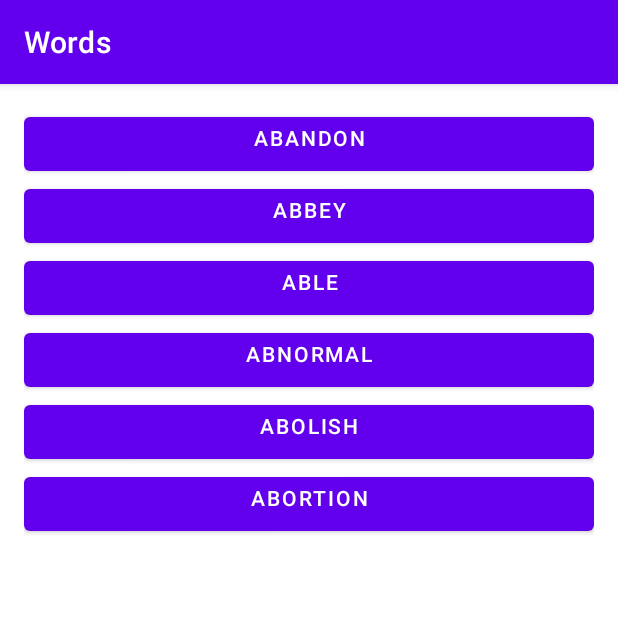
After one commit to gogamid/simple-dictionary, an Android app: the WordsActivity screen opened directly, with no data from a screen before it, on a phone screen of 412 x 824 dp, the top half of it. The commit adds this screen. Run offline under Robolectric (Android 15) with nearby library versions, the phone set to English and light mode, and no system bars.

Commit message:
feat: clicking on letter opens words activity with words in recycler view

```diff
--- a/app/src/main/AndroidManifest.xml
+++ b/app/src/main/AndroidManifest.xml
@@ -10,7 +10,10 @@
         android:supportsRtl="true"
         android:theme="@style/Theme.Words">
         <activity
-            android:name=".MainActivity"
+            android:name=".WordsActivity"
+            android:exported="false" />
+        <activity
+            android:name=".LettersActivity"
             android:exported="true">
             <intent-filter>
                 <action android:name="android.intent.action.MAIN" />
--- a/app/src/main/java/com/example/words/MainActivity.kt
+++ b/app/src/main/java/com/example/words/LettersActivity.kt
@@ -6,10 +6,10 @@ import androidx.recyclerview.widget.RecyclerView
 import com.example.words.adapter.LetterAdapter
 import com.example.words.data.Datasource
 
-class MainActivity : AppCompatActivity() {
+class LettersActivity : AppCompatActivity() {
   override fun onCreate(savedInstanceState: Bundle?) {
     super.onCreate(savedInstanceState)
-    setContentView(R.layout.activity_main)
+    setContentView(R.layout.activity_letters)
 
     val myDataset = Datasource().loadLetters()
     val recyclerView = findViewById<RecyclerView>(R.id.recycler_view)
--- /dev/null
+++ b/app/src/main/java/com/example/words/WordsActivity.kt
@@ -0,0 +1,22 @@
+package com.example.words
+
+import androidx.appcompat.app.AppCompatActivity
+import android.os.Bundle
+import android.util.Log
+import androidx.recyclerview.widget.RecyclerView
+import com.example.words.adapter.LetterAdapter
+import com.example.words.adapter.WordAdapter
+import com.example.words.data.Datasource
+
+class WordsActivity : AppCompatActivity() {
+  override fun onCreate(savedInstanceState: Bundle?) {
+    super.onCreate(savedInstanceState)
+    setContentView(R.layout.activity_words)
+
+    val letterId = intent?.extras?.getChar("letter")
+    val myDataset = Datasource().loadWords(letterId ?: 'a')
+    val recyclerView = findViewById<RecyclerView>(R.id.words_recycler_view)
+    recyclerView.adapter = WordAdapter(this, myDataset)
+    recyclerView.setHasFixedSize(true)
+  }
+}
--- a/app/src/main/java/com/example/words/adapter/LetterAdapter.kt
+++ b/app/src/main/java/com/example/words/adapter/LetterAdapter.kt
@@ -1,12 +1,14 @@
 package com.example.words.adapter
 
 import android.content.Context
+import android.content.Intent
 import android.view.LayoutInflater
 import android.view.View
 import android.view.ViewGroup
 import android.widget.Button
 import androidx.recyclerview.widget.RecyclerView
 import com.example.words.R
+import com.example.words.WordsActivity
 
 class LetterAdapter(
   private val context: Context,
@@ -26,6 +28,11 @@ class LetterAdapter(
   override fun onBindViewHolder(holder: LetterViewHolder, position: Int) {
     val item = dataset[position]
     holder.button.text = item.toString()
+    holder.button.setOnClickListener {
+      val intent = Intent(context, WordsActivity::class.java)
+      intent.putExtra("letter", holder.button.text[0])
+      context.startActivity(intent)
+    }
   }
 
   override fun getItemCount(): Int = dataset.size
--- /dev/null
+++ b/app/src/main/java/com/example/words/adapter/WordAdapter.kt
@@ -0,0 +1,31 @@
+package com.example.words.adapter
+
+import android.content.Context
+import android.view.LayoutInflater
+import android.view.View
+import android.view.ViewGroup
+import android.widget.Button
+import androidx.recyclerview.widget.RecyclerView
+import com.example.words.R
+
+class WordAdapter(
+  private val context: Context,
+  private val dataset: List<String>
+) : RecyclerView.Adapter<WordAdapter.WordViewHolder>() {
+
+  class WordViewHolder(view: View) : RecyclerView.ViewHolder(view) {
+    val button: Button = view.findViewById(R.id.word_button)
+  }
+
+  override fun onCreateViewHolder(parent: ViewGroup, viewType: Int): WordViewHolder {
+    val adapterLayout =
+      LayoutInflater.from(parent.context).inflate(R.layout.word_item, parent, false)
+    return WordViewHolder(adapterLayout)
+  }
+
+  override fun onBindViewHolder(holder: WordViewHolder, position: Int) {
+    holder.button.text = dataset[position]
+  }
+
+  override fun getItemCount(): Int = dataset.size
+}
--- a/app/src/main/java/com/example/words/data/Datasource.kt
+++ b/app/src/main/java/com/example/words/data/Datasource.kt
@@ -1,11 +1,144 @@
 package com.example.words.data
 
 class Datasource {
+  val words = "abandon\n" +
+      "abbey\n" +
+      "able\n" +
+      "abnormal\n" +
+      "abolish\n" +
+      "abortion\n" +
+      "baby\n" +
+      "back\n" +
+      "background\n" +
+      "bacon\n" +
+      "bad\n" +
+      "bag\n" +
+      "cabin\n" +
+      "cabinet\n" +
+      "cable\n" +
+      "cafe\n" +
+      "cage\n" +
+      "cake\n" +
+      "dairy\n" +
+      "damage\n" +
+      "damn\n" +
+      "dance\n" +
+      "danger\n" +
+      "dangerous\n" +
+      "eagle\n" +
+      "ear\n" +
+      "earthquake\n" +
+      "east\n" +
+      "easy\n" +
+      "eat\n" +
+      "fabricate\n" +
+      "facade\n" +
+      "face\n" +
+      "facility\n" +
+      "factor\n" +
+      "gaffe\n" +
+      "gain\n" +
+      "galaxy\n" +
+      "gallery\n" +
+      "gallon\n" +
+      "game\n" +
+      "habit\n" +
+      "habitat\n" +
+      "hair\n" +
+      "haircut\n" +
+      "half\n" +
+      "hall\n" +
+      "ice\n" +
+      "ice cream\n" +
+      "idea\n" +
+      "ideal\n" +
+      "identification\n" +
+      "jacket\n" +
+      "jail\n" +
+      "jam\n" +
+      "keep\n" +
+      "kettle\n" +
+      "key\n" +
+      "kick\n" +
+      "laboratory\n" +
+      "laborer\n" +
+      "labour\n" +
+      "lace\n" +
+      "lack\n" +
+      "machinery\n" +
+      "magazine\n" +
+      "magnetic\n" +
+      "magnitude\n" +
+      "maid\n" +
+      "nail\n" +
+      "name\n" +
+      "nap\n" +
+      "narrow\n" +
+      "oak\n" +
+      "obese\n" +
+      "object\n" +
+      "objective\n" +
+      "obligation\n" +
+      "pace\n" +
+      "pack\n" +
+      "package\n" +
+      "packet\n" +
+      "page\n" +
+      "qualification\n" +
+      "qualified\n" +
+      "qualify\n" +
+      "quality\n" +
+      "rabbit\n" +
+      "race\n" +
+      "racism\n" +
+      "rack\n" +
+      "radiation\n" +
+      "sacred\n" +
+      "sacrifice\n" +
+      "safari\n" +
+      "safe\n" +
+      "safety\n" +
+      "table\n" +
+      "tablet\n" +
+      "tactic\n" +
+      "tail\n" +
+      "take\n" +
+      "talented\n" +
+      "unanimous\n" +
+      "unaware\n" +
+      "uncertainty\n" +
+      "uncle\n" +
+      "vacuum\n" +
+      "vague\n" +
+      "vain\n" +
+      "valid\n" +
+      "valley\n" +
+      "value\n" +
+      "wage\n" +
+      "wagon\n" +
+      "waist\n" +
+      "wait\n" +
+      "waiter\n" +
+      "X-ray\n" +
+      "yard\n" +
+      "year\n" +
+      "zero\n" +
+      "zone\n" +
+      "zebra"
+
   fun loadLetters(): List<Char> {
     val alphabet = mutableListOf<Char>()
-    var c = 'A' //set the 1st character
-    for(i in 0..25)
+    var c = 'a' //set the 1st character
+    for (i in 0..25)
       alphabet.add(c++)
     return alphabet
   }
+
+  fun loadWords(letter: Char): List<String> {
+    return words
+      .trim()
+      .splitToSequence('\n')
+      .filter { it[0] == letter }
+      .toList()
+  }
 }
--- /dev/null
+++ b/app/src/main/res/layout/activity_letters.xml
@@ -0,0 +1,19 @@
+<?xml version="1.0" encoding="utf-8"?>
+<FrameLayout xmlns:android="http://schemas.android.com/apk/res/android"
+    xmlns:app="http://schemas.android.com/apk/res-auto"
+    xmlns:tools="http://schemas.android.com/tools"
+    android:layout_width="match_parent"
+    android:layout_height="match_parent"
+    android:layout_margin="8dp"
+    tools:context=".LettersActivity">
+
+
+    <androidx.recyclerview.widget.RecyclerView
+        android:id="@+id/recycler_view"
+        android:layout_width="match_parent"
+        android:layout_height="match_parent"
+        android:padding="8dp"
+        android:scrollbars="vertical"
+        app:layoutManager="LinearLayoutManager" />
+
+</FrameLayout>
--- a/app/src/main/res/layout/activity_main.xml
+++ b/app/src/main/res/layout/activity_words.xml
@@ -5,11 +5,11 @@
     android:layout_width="match_parent"
     android:layout_height="match_parent"
     android:layout_margin="8dp"
-    tools:context=".MainActivity">
+    tools:context=".WordsActivity">
 
 
     <androidx.recyclerview.widget.RecyclerView
-        android:id="@+id/recycler_view"
+        android:id="@+id/words_recycler_view"
         android:layout_width="match_parent"
         android:layout_height="match_parent"
         android:padding="8dp"
--- /dev/null
+++ b/app/src/main/res/layout/word_item.xml
@@ -0,0 +1,6 @@
+<?xml version="1.0" encoding="utf-8"?>
+<Button xmlns:android="http://schemas.android.com/apk/res/android"
+    android:id="@+id/word_button"
+    android:layout_width="match_parent"
+    android:layout_height="wrap_content"
+    android:gravity="center_horizontal" />
```
